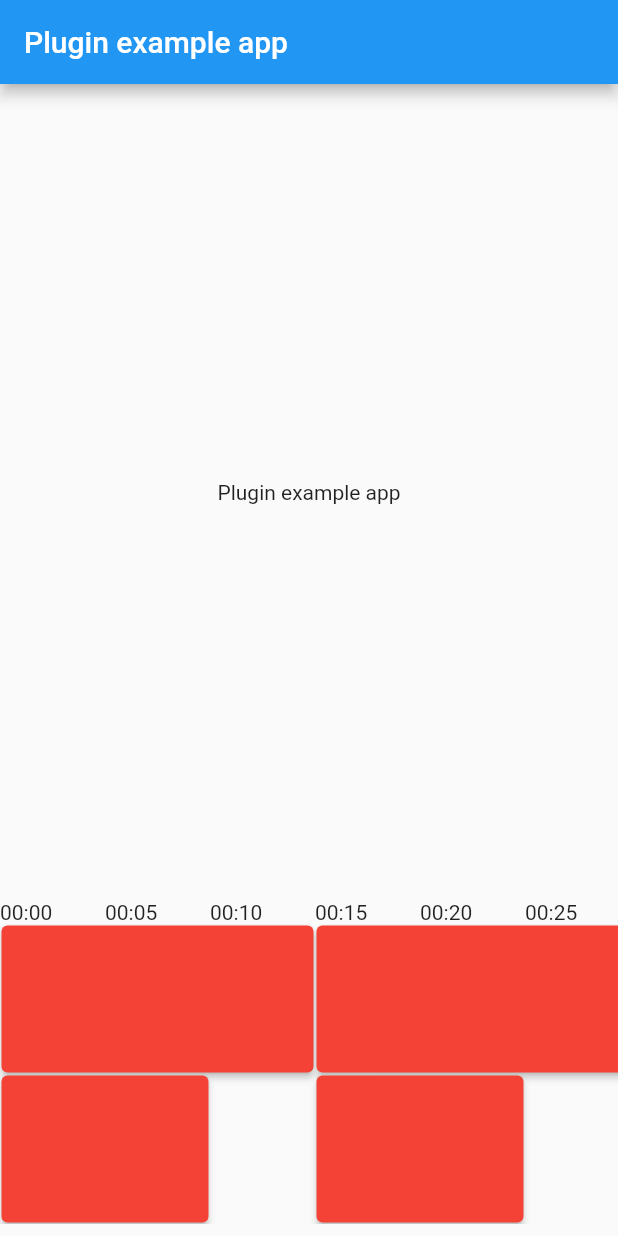
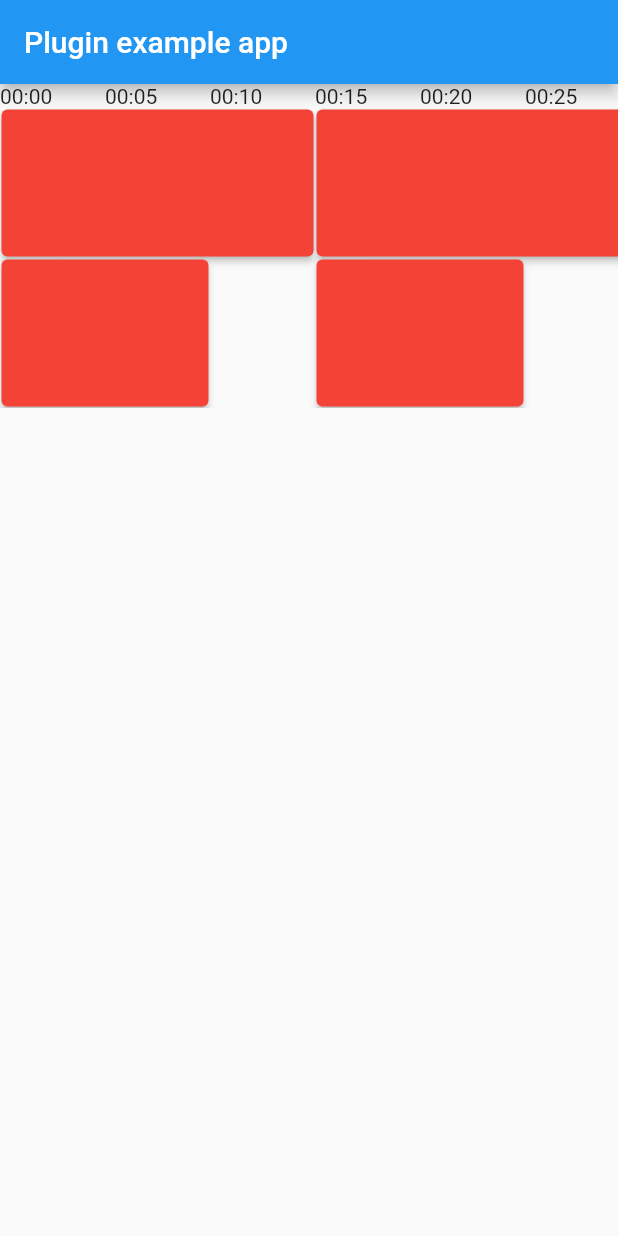
Before and after one commit to neckaros/timeline_editor, a Flutter app: the screen it shows after launch, on a phone screen of 412 x 824 dp. Run offline on Flutter 3.47's test engine with Material 2 defaults, Android fonts, the phone set to English and light mode, and no system bars.

```diff
--- a/example/lib/main.dart
+++ b/example/lib/main.dart
@@ -32,6 +32,7 @@ class _MyAppState extends State<MyApp> {
   @override
   Widget build(BuildContext context) {
     return MaterialApp(
+      darkTheme: ThemeData.dark(),
       home: Scaffold(
         appBar: AppBar(
           title: const Text('Plugin example app'),
--- a/lib/timeline_editor.dart
+++ b/lib/timeline_editor.dart
@@ -8,8 +8,6 @@ typedef TimelineEditorTrackBuilder = TimelineEditorTrack Function(
     int trackNumber, int pixelsPerSeconds, int duration);
 
 class TimelineEditor extends StatefulWidget {
-  final Widget child;
-
   final int countTracks;
   final int durationInSeconds;
   final int blocksEvery;
@@ -17,7 +15,6 @@ class TimelineEditor extends StatefulWidget {
 
   const TimelineEditor({
     Key key,
-    @required this.child,
     @required this.durationInSeconds,
     @required this.trackBuilder,
     @required this.countTracks,
@@ -48,7 +45,6 @@ class _TimelineEditorState extends State<TimelineEditor> {
       child: Container(
         child: Column(
           children: <Widget>[
-            widget.child,
             SingleChildScrollView(
               scrollDirection: Axis.horizontal,
               child: Column(
```
